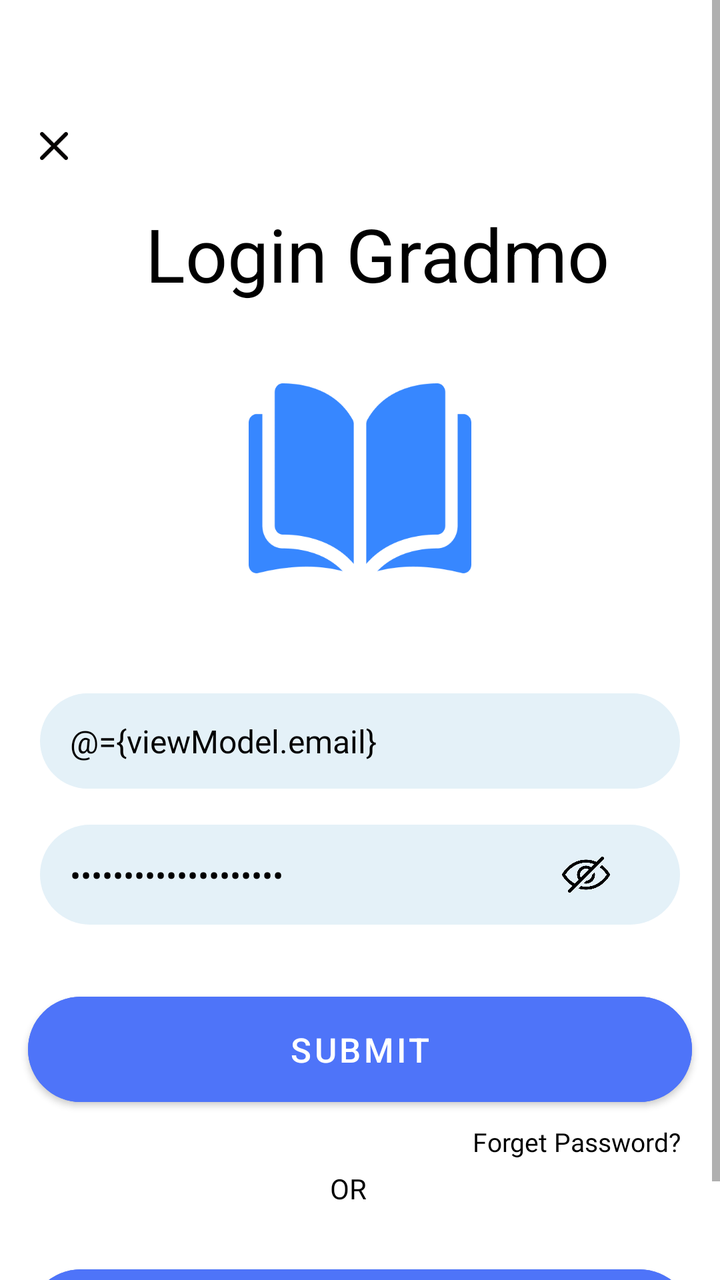
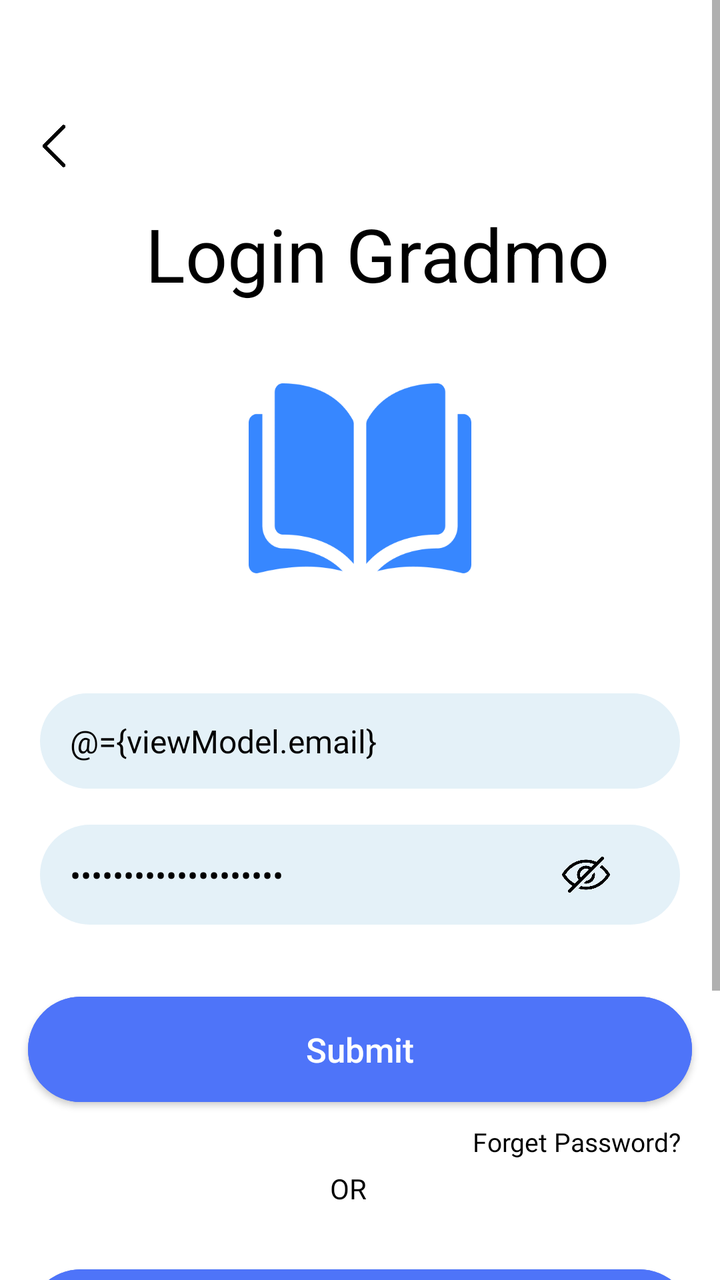

The first picture is an Android layout as it rendered before a commit; the second is the same layout after the commit. The layout source and the unified diff follow.
<!-- AndroidManifest.xml: application theme Theme.EdTech -->
<!-- res/layout/fragment_signin.xml -->
<?xml version="1.0" encoding="utf-8"?>
<layout xmlns:android="http://schemas.android.com/apk/res/android"
    xmlns:tools="http://schemas.android.com/tools"
    xmlns:app="http://schemas.android.com/apk/res-auto">

    <data>
        <variable
            name="viewModel"
            type="com.app.edtech.ui.signup.view_model.SigninViewModel" />
    </data>
    
    <ScrollView
        android:background="@color/white"
        android:layout_width="match_parent"
        android:layout_height="match_parent"
        android:fillViewport="true">
        <androidx.constraintlayout.widget.ConstraintLayout
            android:layout_marginTop="25dp"
            android:layout_width="match_parent"
            android:layout_height="wrap_content"
            tools:context=".ui.signup.fragment.SigninFragment">
            <ImageView
                android:id="@+id/ivBack"
                android:layout_width="24dp"
                android:layout_height="24dp"
                android:layout_marginTop="36dp"
                android:layout_marginStart="15dp"
                android:src="@drawable/cross_button"
                app:layout_constraintTop_toTopOf="parent"
                app:layout_constraintStart_toStartOf="parent" />
            <TextView
                android:id="@+id/welcomeText"
                android:layout_width="0dp"
                android:layout_height="wrap_content"
                android:layout_marginTop="17dp"
                android:layout_marginStart="17dp"
                android:text="@string/login_gradmo"
                android:textSize="37sp"
                android:textColor="@color/black"
                android:gravity="center_horizontal"
                app:layout_constraintTop_toBottomOf="@id/ivBack"
                app:layout_constraintStart_toStartOf="parent"
                app:layout_constraintEnd_toEndOf="parent" />
            <ImageView
                android:id="@+id/bookIcon"
                android:layout_width="112dp"
                android:layout_height="95dp"
                android:layout_marginTop="40dp"
                android:src="@drawable/gradmo_book_icon"
                app:layout_constraintTop_toBottomOf="@id/welcomeText"
                app:layout_constraintStart_toStartOf="parent"
                app:layout_constraintEnd_toEndOf="parent"/>

            
            <EditText
                android:id="@+id/emailInput"
                style="@style/CommonLoginFlowEditText"
                android:inputType="textEmailAddress"
                android:layout_width="0dp"
                android:layout_marginTop="60dp"
                android:layout_marginStart="20dp"
                android:layout_marginEnd="20dp"

                android:hint="@string/email"
                android:text="@={viewModel.email}"

                app:layout_constraintTop_toBottomOf="@id/bookIcon"
                app:layout_constraintStart_toStartOf="parent"
                app:layout_constraintEnd_toEndOf="parent" />
            <EditText
                android:visibility="gone"
                android:id="@+id/phoneInput"
                style="@style/CommonLoginFlowEditText"
                android:inputType="phone"
                android:layout_width="0dp"
                android:layout_marginTop="18dp"
                android:layout_marginStart="20dp"
                android:layout_marginEnd="20dp"
                android:hint="@string/phone"
                android:text="@={viewModel.phone}"

                app:layout_constraintTop_toBottomOf="@id/emailInput"
                app:layout_constraintStart_toStartOf="parent"
                app:layout_constraintEnd_toEndOf="parent" />

            
            <androidx.constraintlayout.widget.ConstraintLayout
                android:id="@+id/passwordLayout"
                android:layout_width="0dp"
                android:layout_height="wrap_content"
                android:layout_marginTop="18dp"
                android:layout_marginStart="20dp"
                android:layout_marginEnd="20dp"
                style="@style/CommonLoginFlowEditText"
                app:layout_constraintTop_toBottomOf="@id/phoneInput"
                app:layout_constraintStart_toStartOf="parent"
                app:layout_constraintEnd_toEndOf="parent">

                <EditText
                    android:id="@+id/password"
                    android:layout_width="match_parent"
                    android:layout_height="wrap_content"
                    android:background="@null"
                    android:hint="@string/password"
                    android:inputType="textPassword"
                    android:maxLength="20"
                    android:maxLines="1"
                    android:imeOptions="actionDone"
                    android:fontFamily="@font/manrope_medium"
                    android:textSize="16sp"
                    android:textColor="@color/black"
                    android:textColorHint="@color/black"
                    android:text="@={viewModel.password}"
                    app:layout_constraintTop_toTopOf="parent"
                    app:layout_constraintBottom_toBottomOf="parent"
                    app:layout_constraintStart_toStartOf="parent"
                    app:layout_constraintEnd_toStartOf="@+id/password_toggle" />

                <ImageView
                    android:id="@+id/password_toggle"
                    android:layout_width="24dp"
                    android:layout_height="24dp"
                    android:layout_marginEnd="20dp"
                    android:src="@drawable/close_eye_2"
                    app:layout_constraintEnd_toEndOf="parent"
                    app:layout_constraintTop_toTopOf="parent"
                    app:layout_constraintBottom_toBottomOf="parent" />
            </androidx.constraintlayout.widget.ConstraintLayout>

            
            <androidx.constraintlayout.widget.ConstraintLayout
                android:visibility="gone"
                android:id="@+id/llTermsConditions"
                android:layout_width="0dp"
                android:layout_height="wrap_content"
                android:layout_marginTop="20dp"
                app:layout_constraintTop_toBottomOf="@id/passwordLayout"
                app:layout_constraintStart_toStartOf="parent"
                app:layout_constraintEnd_toEndOf="parent">

                <CheckBox
                    android:checked="@={viewModel.isTermsChecked}"
                    android:id="@+id/checkTerms"
                    android:layout_width="40dp"
                    android:layout_height="25dp"
                    android:layout_marginStart="5dp"
                    android:buttonTint="@color/white"
                    app:layout_constraintTop_toTopOf="parent"
                    app:layout_constraintStart_toStartOf="parent" />

                <TextView
                    android:id="@+id/tvTermsConditions"
                    android:layout_width="0dp"
                    android:layout_height="wrap_content"
                    android:layout_marginEnd="20dp"
                    android:textColor="@color/white"
                    android:textSize="14sp"
                    android:gravity="center"
                    android:layout_marginTop="3dp"
                    android:fontFamily="@font/manrope_regular"
                    app:layout_constraintTop_toTopOf="@id/checkTerms"
                    app:layout_constraintStart_toEndOf="@id/checkTerms"
                    app:layout_constraintEnd_toEndOf="parent" />
            </androidx.constraintlayout.widget.ConstraintLayout>

            
            <com.google.android.material.button.MaterialButton
                android:id="@+id/loginButton"
                style="@style/CommonButton2"
                android:layout_width="0dp"
                android:layout_height="wrap_content"
                android:layout_marginTop="30dp"
                android:layout_marginStart="14dp"
                android:layout_marginEnd="14dp"
                android:layout_marginBottom="104dp"
                android:text="@string/submit"
                android:onClick="@{viewModel::onClick}"
                app:layout_constraintTop_toBottomOf="@id/llTermsConditions"
                app:layout_constraintStart_toStartOf="parent"
                app:layout_constraintEnd_toEndOf="parent" />

            <TextView
                android:id="@+id/tvForgotPassword"
                android:layout_width="0dp"
                android:layout_height="wrap_content"
                android:layout_marginStart="8dp"
                android:layout_marginEnd="20dp"
                android:textColor="@color/black"
                android:text="@string/forget_password_"
                android:textSize="13sp"
                android:gravity="center"
                android:layout_marginTop="5dp"
                android:fontFamily="@font/manrope_semibold"
                app:layout_constraintEnd_toEndOf="parent"
                app:layout_constraintTop_toBottomOf="@id/loginButton"/>

            <TextView
                android:id="@+id/tvOrWith"
                android:layout_width="0dp"
                android:layout_height="wrap_content"
                android:layout_marginStart="8dp"
                android:layout_marginEnd="20dp"
                android:textColor="@color/black"
                android:text="@string/or"
                android:textSize="14sp"
                android:gravity="center"
                android:layout_marginTop="5dp"
                android:fontFamily="@font/manrope_semibold"
                app:layout_constraintEnd_toEndOf="parent"
                app:layout_constraintStart_toStartOf="parent"
                app:layout_constraintTop_toBottomOf="@id/tvForgotPassword"/>
            <com.google.android.material.button.MaterialButton
                android:id="@+id/loginViaOtpButton"
                style="@style/CommonButton2"
                android:layout_width="0dp"
                android:layout_height="wrap_content"
                android:layout_marginTop="25dp"
                android:layout_marginStart="14dp"
                android:layout_marginEnd="14dp"
                android:layout_marginBottom="104dp"
                android:text="@string/login_via_otp"
                app:layout_constraintTop_toBottomOf="@id/tvOrWith"
                app:layout_constraintStart_toStartOf="parent"
                app:layout_constraintEnd_toEndOf="parent" />






















































        </androidx.constraintlayout.widget.ConstraintLayout>

    </ScrollView>

</layout>
<!-- resources referenced by this layout -->
<resources>
  <color name="black">#FF000000</color>
  <color name="white">#FFFFFFFF</color>
  <!-- drawable close_eye_2: png bitmap (drawable, 14714 bytes) -->
  <!-- drawable cross_button: png bitmap (drawable, 835 bytes) -->
  <!-- drawable gradmo_book_icon: png bitmap (drawable, 7826 bytes) -->
  <string name="email">Email</string>
  <string name="forget_password_">Forget Password?</string>
  <string name="login_gradmo">Login Gradmo</string>
  <string name="login_via_otp">Login via OTP</string>
  <string name="or">OR</string>
  <string name="password">Password</string>
  <string name="phone">Phone</string>
  <string name="submit">Submit</string>
  <style name="CommonButton2">
          <item name="cornerRadius">30dp</item>
          <item name="android:textSize">17sp</item>
          <item name="android:backgroundTint">@color/theme_blue</item>
          <item name="android:paddingVertical">15dp</item>
          <item name="android:layout_marginHorizontal">20dp</item>
      </style>
  <style name="CommonLoginFlowEditText">
          <item name="android:layout_width">match_parent</item>
          <item name="android:layout_height">wrap_content</item>
  
          <item name="android:maxLines">1</item>
          <item name="android:paddingVertical">13dp</item>
          <item name="android:paddingHorizontal">15dp</item>
          <item name="fontFamily">@font/manrope_medium</item>
          <item name="android:textSize">16sp</item>
          <item name="android:textColor">@color/black</item>
          <item name="android:textColorHint">@color/black</item>
  
          <item name="android:background">@drawable/bg_login_flow_edittex</item>
      </style>
  <style name="Theme.EdTech" parent="Base.Theme.EdTech" />
  <color name="theme_blue">#4E74F9</color>
  <!-- drawable bg_login_flow_edittex (drawable) -->
  <?xml version="1.0" encoding="utf-8"?>
  <shape xmlns:android="http://schemas.android.com/apk/res/android">
  
      <corners android:radius="30dp"/>
      <solid android:color="#E4F1F8"/>
  </shape>
  <style name="Base.Theme.EdTech" parent="Theme.MaterialComponents.Light.NoActionBar">
          
          
      </style>
</resources>

<!-- the commit's change to res/layout/fragment_signin.xml (unified diff, before → after) -->
@@ -25,7 +25,7 @@
                 android:layout_height="24dp"
                 android:layout_marginTop="36dp"
                 android:layout_marginStart="15dp"
-                android:src="@drawable/cross_button"
+                android:src="@drawable/back_button"
                 app:layout_constraintTop_toTopOf="parent"
                 app:layout_constraintStart_toStartOf="parent" />
             <TextView
@@ -222,7 +222,39 @@
                 app:layout_constraintTop_toBottomOf="@id/tvOrWith"
                 app:layout_constraintStart_toStartOf="parent"
                 app:layout_constraintEnd_toEndOf="parent" />
-
+            <TextView
+                android:id="@+id/alreadyHaveAnAccount"
+                android:layout_width="0dp"
+                android:layout_height="wrap_content"
+                android:layout_marginStart="8dp"
+                android:layout_marginEnd="20dp"
+                android:textColor="@color/black"
+                android:text="Already have an account?"
+                android:textSize="14sp"
+                android:gravity="center"
+                android:layout_marginTop="20dp"
+                android:fontFamily="@font/manrope_semibold"
+                app:layout_constraintEnd_toEndOf="parent"
+                app:layout_constraintStart_toStartOf="parent"
+                app:layout_constraintTop_toBottomOf="@id/loginViaOtpButton"/>
+            <com.google.android.material.button.MaterialButton
+                android:id="@+id/goToSignup"
+                style="@style/CommonButton2"
+                android:layout_width="0dp"
+                android:layout_height="wrap_content"
+                android:layout_marginTop="10dp"
+                android:layout_marginStart="14dp"
+                android:layout_marginEnd="14dp"
+                android:layout_marginBottom="104dp"
+                android:text="@string/sign_up"
+                app:layout_constraintTop_toBottomOf="@id/alreadyHaveAnAccount"
+                app:layout_constraintStart_toStartOf="parent"
+                app:layout_constraintEnd_toEndOf="parent" />
+            <View
+                app:layout_constraintTop_toBottomOf="@id/goToSignup"
+                android:layout_width="match_parent"
+                android:layout_height="20dp"
+                android:background="@color/transparent"/>
 
 
 
<!-- resource entries referenced after the edit -->
@@ -1,9 +1,10 @@
 <!-- resources referenced by this layout -->
 <resources>
   <color name="black">#FF000000</color>
+  <color name="transparent">#00000000</color>
   <color name="white">#FFFFFFFF</color>
+  <!-- drawable back_button: jpeg bitmap (drawable, 31400 bytes) -->
   <!-- drawable close_eye_2: png bitmap (drawable, 14714 bytes) -->
-  <!-- drawable cross_button: png bitmap (drawable, 835 bytes) -->
   <!-- drawable gradmo_book_icon: png bitmap (drawable, 7826 bytes) -->
   <string name="email">Email</string>
   <string name="forget_password_">Forget Password?</string>
@@ -12,9 +13,12 @@
   <string name="or">OR</string>
   <string name="password">Password</string>
   <string name="phone">Phone</string>
+  <string name="sign_up">Sign Up</string>
   <string name="submit">Submit</string>
   <style name="CommonButton2">
           <item name="cornerRadius">30dp</item>
+          <item name="android:letterSpacing">0</item>
+          <item name="android:textAllCaps">false</item>
           <item name="android:textSize">17sp</item>
           <item name="android:backgroundTint">@color/theme_blue</item>
           <item name="android:paddingVertical">15dp</item>
@@ -23,7 +27,6 @@
   <style name="CommonLoginFlowEditText">
           <item name="android:layout_width">match_parent</item>
           <item name="android:layout_height">wrap_content</item>
-  
           <item name="android:maxLines">1</item>
           <item name="android:paddingVertical">13dp</item>
           <item name="android:paddingHorizontal">15dp</item>
@@ -31,7 +34,6 @@
           <item name="android:textSize">16sp</item>
           <item name="android:textColor">@color/black</item>
           <item name="android:textColorHint">@color/black</item>
-  
           <item name="android:background">@drawable/bg_login_flow_edittex</item>
       </style>
   <style name="Theme.EdTech" parent="Base.Theme.EdTech" />
